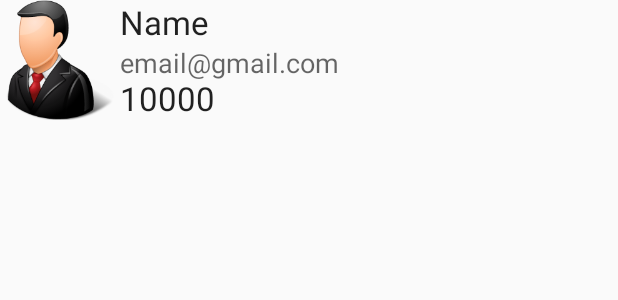
After one commit to dvirs/CasinoGamesApp, an Android app: the layout item_layout.xml on its own in the app's theme, with its tools: preview values and no code run, on a phone screen of 412 x 824 dp. The commit adds this screen. Shown: the top 300 px of the screen. Run offline under Robolectric (Android 15) with nearby library versions, the phone set to English and light mode, and no system bars.

Commit message:
22.1.15 20:35 omri

```diff
--- a/app/src/main/java/com/example/admin/casinogames/MainActivity.java
+++ b/app/src/main/java/com/example/admin/casinogames/MainActivity.java
@@ -11,7 +11,7 @@ import android.widget.Button;
 import android.widget.EditText;
 import android.widget.TextView;
 
-import com.example.admin.casinogames.com.example.admin.tasks.loginCheckTask;
+import com.example.admin.casinogames.com.example.admin.Tasks.loginCheckTask;
 
 import java.util.ArrayList;
 
--- a/app/src/main/java/com/example/admin/casinogames/RegisterActivity.java
+++ b/app/src/main/java/com/example/admin/casinogames/RegisterActivity.java
@@ -13,7 +13,7 @@ import android.widget.EditText;
 import android.widget.TextView;
 import android.widget.Toast;
 
-import com.example.admin.casinogames.com.example.admin.tasks.InsertUserTask;
+import com.example.admin.casinogames.com.example.admin.Tasks.InsertUserTask;
 
 import org.apache.http.NameValuePair;
 import org.apache.http.message.BasicNameValuePair;
--- a/app/src/main/java/com/example/admin/casinogames/apiConnectorDB.java
+++ b/app/src/main/java/com/example/admin/casinogames/apiConnectorDB.java
@@ -76,7 +76,6 @@ public class apiConnectorDB {
     public JSONArray getTopUsers(){
 
         String url = "http://omriglam.netau.net/top_users.php"; //External Database
-        // String url = "http://192.168.1.11:81/test.php";  //Localhost Database
         HttpEntity httpEntity= null;
 
         try {
--- /dev/null
+++ b/app/src/main/res/layout/item_layout.xml
@@ -0,0 +1,47 @@
+<?xml version="1.0" encoding="utf-8"?>
+<RelativeLayout xmlns:android="http://schemas.android.com/apk/res/android"
+    android:layout_width="match_parent" android:layout_height="match_parent">
+
+    <ImageView
+        android:layout_width="wrap_content"
+        android:layout_height="wrap_content"
+        android:id="@+id/imageView"
+        android:src="@drawable/icon"
+        android:layout_alignParentTop="true"
+        android:layout_alignParentLeft="true"
+        android:layout_alignParentStart="true"
+        android:maxHeight="80dp"
+        android:maxWidth="80dp"
+        android:longClickable="false"
+        android:adjustViewBounds="true" />
+
+    <TextView
+        android:layout_width="wrap_content"
+        android:layout_height="wrap_content"
+        android:textAppearance="?android:attr/textAppearanceLarge"
+        android:text="Name"
+        android:id="@+id/user_name"
+        android:layout_alignParentTop="true"
+        android:layout_toRightOf="@+id/imageView"
+        android:layout_toEndOf="@+id/imageView" />
+
+    <TextView
+        android:layout_width="wrap_content"
+        android:layout_height="wrap_content"
+        android:textAppearance="?android:attr/textAppearanceMedium"
+        android:text="email@gmail.com"
+        android:id="@+id/user_email"
+        android:layout_below="@+id/user_name"
+        android:layout_toRightOf="@+id/imageView"
+        android:layout_toEndOf="@+id/imageView" />
+
+    <TextView
+        android:layout_width="wrap_content"
+        android:layout_height="wrap_content"
+        android:textAppearance="?android:attr/textAppearanceLarge"
+        android:text="10000"
+        android:id="@+id/user_total"
+        android:layout_alignBottom="@+id/imageView"
+        android:layout_toRightOf="@+id/imageView"
+        android:layout_toEndOf="@+id/imageView" />
+</RelativeLayout>
```
Also changed, not shown: app/src/main/java/com/example/admin/casinogames/CasinoLobbyActivity.java (+13 -9 lines), app/src/main/java/com/example/admin/casinogames/UtilClass/MyAdapter.java (added, +51 -0 lines), app/src/main/java/com/example/admin/casinogames/UtilClass/User.java (added, +28 -0 lines), app/src/main/res/drawable-xhdpi/icon.png (added).
